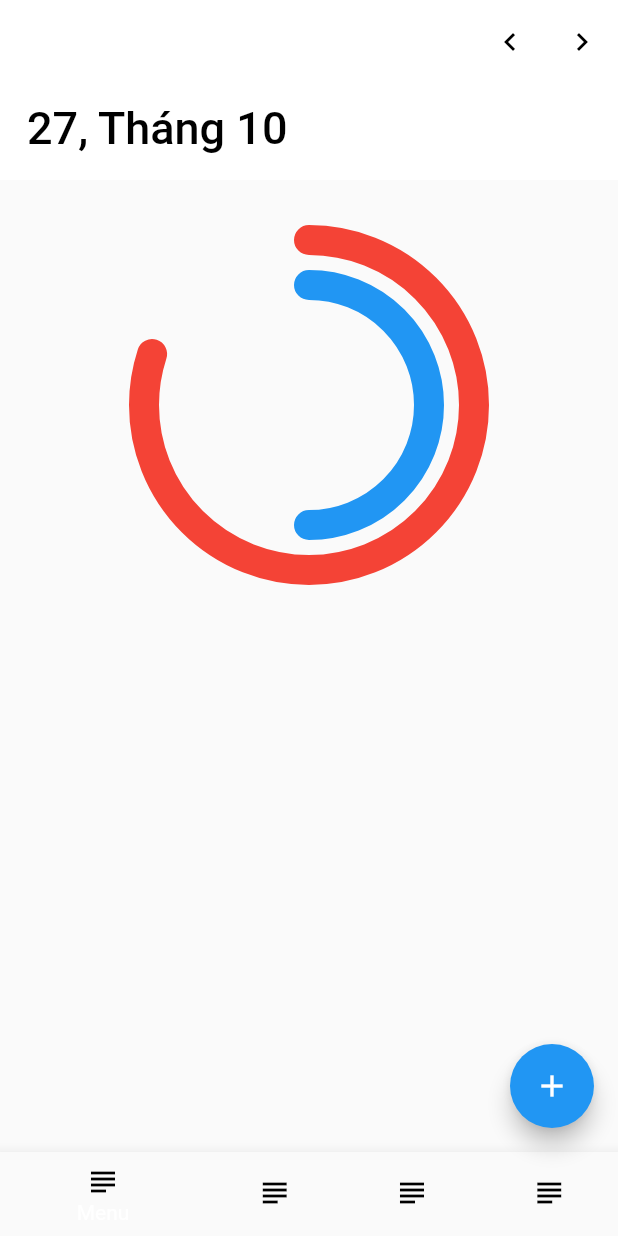
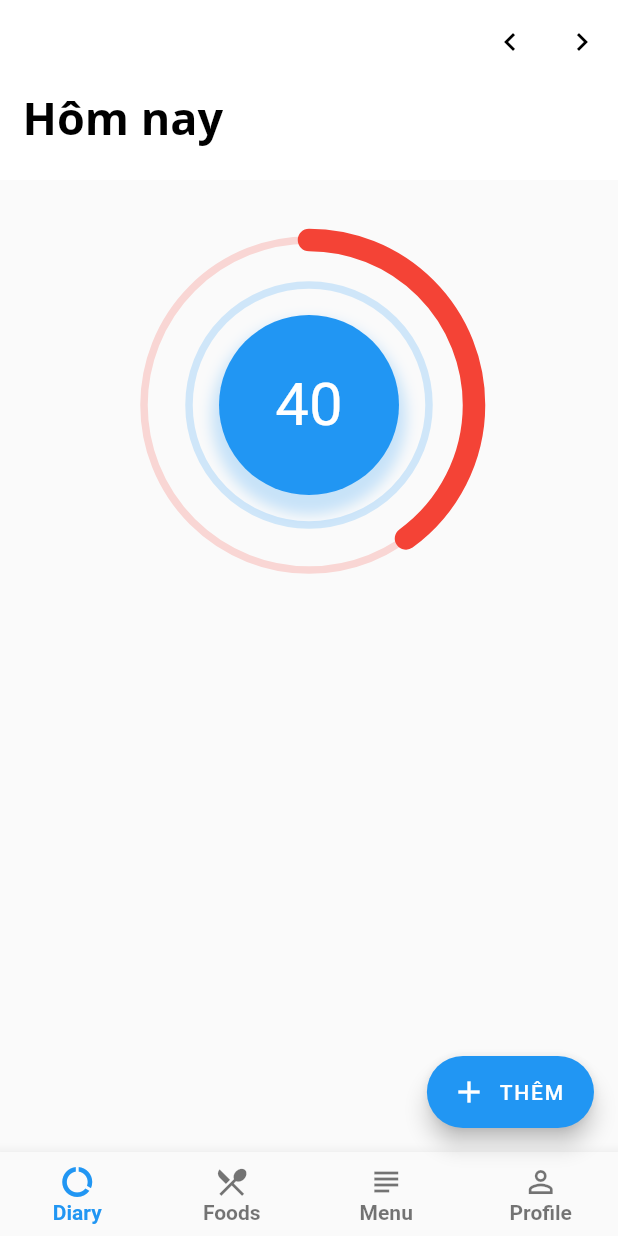
Before and after one commit to trunghieu2570/calories, a Flutter app: the screen it shows after launch, on a phone screen of 412 x 824 dp. Run offline on Flutter 3.47's test engine with Material 2 defaults, Android fonts, the phone set to English and light mode, and no system bars.

Commit message:
modify statusbar color

```diff
--- a/lib/components/donut_chart.dart
+++ b/lib/components/donut_chart.dart
@@ -1,42 +1,95 @@
 import 'dart:math';
-
+import 'dart:ui';
+import 'package:flutter/material.dart';
 import 'package:flutter/widgets.dart';
-import 'package:flutter/material.dart';
 
 class DonutChartPainter extends CustomPainter {
+  double value;
+  DonutChartPainter({this.value});
+  @override
+  void paint(Canvas canvas, Size size) {
+    var rect = Offset.zero & size;
+    canvas.clipRect(rect);
+    Paint paint1 = new Paint()
+      ..color = Colors.red.withAlpha(50)
+      ..style = PaintingStyle.stroke
+      ..strokeCap = StrokeCap.round
+      ..strokeWidth = 5;
+    Paint paint2 = new Paint()
+      ..color = Colors.red
+      ..style = PaintingStyle.stroke
+      ..strokeCap = StrokeCap.round
+      ..strokeWidth = 15;
+    Paint shadowPaint = new Paint()
+      ..color = Colors.blue.withAlpha(60)
+      ..maskFilter = MaskFilter.blur(BlurStyle.normal, 4.5);
+
+    Offset center = new Offset(size.width / 2, size.height / 2);
+    double radius = min(size.width / 2, size.height / 2);
+    double sweep1 = 2 * pi * (value / 100);
+    double sweep2 = 2 * pi * (0 / 100);
+    canvas.drawOval(
+        Rect.fromCircle(center: center, radius: radius - 20), paint1);
+    canvas.drawOval(Rect.fromCircle(center: center, radius: radius - 50),
+        paint1..color = Colors.blue.withAlpha(50));
+    canvas.drawArc(Rect.fromCircle(center: center, radius: radius - 20),
+        -pi / 2, sweep1, false, paint2..color = Colors.red);
+    canvas.drawArc(Rect.fromCircle(center: center, radius: radius - 50),
+        -pi / 2, sweep2, false, paint2..color = Colors.blue);
+    canvas.drawOval(
+        Rect.fromCircle(center: center.translate(0, 8), radius: radius - 65),
+        shadowPaint);
+    canvas.drawOval(Rect.fromCircle(center: center, radius: radius - 70),
+        paint2..style = PaintingStyle.fill);
+  }
+
   @override
   bool shouldRepaint(CustomPainter oldDelegate) {
     return true;
   }
+}
+
+class DonutChart extends StatefulWidget {
+  @override
+  _DonutChartState createState() => _DonutChartState();
+}
+
+class _DonutChartState extends State<DonutChart> with TickerProviderStateMixin {
+  double value;
+  AnimationController valueAnimationController;
 
   @override
-  void paint(Canvas canvas, Size size) {
-    var rect = Offset.zero & size;
-    canvas.clipRect(rect);
-    Paint paint = new Paint()
-      ..color = Colors.red
-      ..style = PaintingStyle.stroke
-      ..strokeCap = StrokeCap.round
-      ..strokeWidth = 20;
+  void initState() {
+    super.initState();
+    setState(() {
+      value = 0;
+    });
+    valueAnimationController = new AnimationController(
+      vsync: this,
+      duration: new Duration(milliseconds: 5000),
+    )..addListener(() {
+        setState(() {
+          value = lerpDouble(0, 100, valueAnimationController.value);
+        });
+      });
+  }
 
-    Offset center = new Offset(size.width / 2, size.height / 2);
-    double radius = min(size.width / 2, size.height / 2);
-    double sweep1 = 2 * pi * (80 / 100);
-    double sweep2 = 2 * pi * (50 / 100);
-    canvas.drawArc(Rect.fromCircle(center: center, radius: radius - 20),
-        -pi / 2, sweep1, false, paint);
-    canvas.drawArc(Rect.fromCircle(center: center, radius: radius - 50),
-        -pi / 2, sweep2, false, paint..color = Colors.blue);
-  }
-}
-
-class DonutChart extends StatelessWidget {
   @override
   Widget build(BuildContext context) {
+    valueAnimationController.forward(from: 0.4);
     return Container(
       child: CustomPaint(
-        painter: DonutChartPainter(),
-      ),
+          painter: DonutChartPainter(value: value),
+          child: Center(
+            child: new Text(
+              value.round().toString(),
+              textAlign: TextAlign.center,
+              style: TextStyle(
+                fontSize: 40,
+                color: Colors.white,
+              ),
+            ),
+          )),
     );
   }
 }
--- a/lib/main.dart
+++ b/lib/main.dart
@@ -1,5 +1,6 @@
 import 'package:flutter/material.dart';
 import 'package:calories/components/donut_chart.dart';
+import 'package:flutter/services.dart';
 
 void main() => runApp(MyApp());
 
@@ -11,7 +12,7 @@ class MyApp extends StatelessWidget {
       theme: ThemeData(
         primarySwatch: Colors.blue,
       ),
-      home: MyHomePage(title: '27, Tháng 10'),
+      home: MyHomePage(title: 'Hôm nay'),
     );
   }
 }
@@ -25,8 +26,51 @@ class MyHomePage extends StatefulWidget {
   _MyHomePageState createState() => _MyHomePageState();
 }
 
-class _MyHomePageState extends State<MyHomePage> {
+class _MyHomePageState extends State<MyHomePage> with WidgetsBindingObserver {
   int _counter = 0;
+  SystemUiOverlayStyle systemUiOverlayStyle = new SystemUiOverlayStyle(
+    statusBarColor: Colors.transparent,
+    statusBarIconBrightness: Brightness.dark,
+    systemNavigationBarColor: Colors.transparent,
+    systemNavigationBarIconBrightness: Brightness.dark,
+    systemNavigationBarDividerColor: Colors.black54,
+  );
+  @override
+  void initState() {
+    super.initState();
+    WidgetsBinding.instance.addObserver(this);
+    reset();
+  }
+
+  void reset() {
+    setState(() {
+      SystemChrome.setSystemUIOverlayStyle(systemUiOverlayStyle);
+    });
+  }
+
+  @override
+  void didChangeAppLifecycleState(AppLifecycleState state) {
+    switch (state) {
+      case AppLifecycleState.resumed:
+        reset();
+        break;
+      case AppLifecycleState.inactive:
+        // TODO: Handle this case.
+        break;
+      case AppLifecycleState.paused:
+        // TODO: Handle this case.
+        break;
+      case AppLifecycleState.suspending:
+        // TODO: Handle this case.
+        break;
+    }
+  }
+
+  @override
+  void dispose() {
+    WidgetsBinding.instance.removeObserver(this);
+    super.dispose();
+  }
 
   void _incrementCounter() {
     setState(() {
@@ -45,10 +89,18 @@ class _MyHomePageState extends State<MyHomePage> {
             snap: false,
             expandedHeight: 120,
             flexibleSpace: FlexibleSpaceBar(
-              titlePadding: EdgeInsets.all(18.0),
-              title: Text(
-                widget.title,
-                style: TextStyle(color: Colors.black),
+              titlePadding: EdgeInsets.only(left: 15.0, bottom: 5),
+              title: FlatButton(
+                padding: EdgeInsets.all(0),
+                onPressed: () => {},
+                child: Text(
+                  widget.title,
+                  style: TextStyle(
+                      color: Colors.black,
+                      fontSize: 20,
+                      fontFamily: "OpenSans",
+                      fontWeight: FontWeight.bold),
+                ),
               ),
             ),
             backgroundColor: Colors.white,
@@ -68,33 +120,47 @@ class _MyHomePageState extends State<MyHomePage> {
             ],
           ),
           SliverToBoxAdapter(
-            child: Container(
-                height: 300, padding: EdgeInsets.all(20), child: DonutChart()),
-          ),
+              child: Container(
+            height: 300,
+            padding: EdgeInsets.all(20),
+            child: DonutChart(),
+          )),
         ],
       ),
-      floatingActionButton: FloatingActionButton(
+      floatingActionButton: FloatingActionButton.extended(
         onPressed: _incrementCounter,
         tooltip: 'Increment',
-        child: Icon(Icons.add),
+        icon: Icon(Icons.add),
+        label: Text("THÊM"),
       ),
       bottomNavigationBar: BottomNavigationBar(
-        items: [
+        selectedItemColor: Colors.blue,
+        unselectedItemColor: Colors.black54,
+        showUnselectedLabels: true,
+        type: BottomNavigationBarType.fixed,
+        selectedLabelStyle:
+            TextStyle(fontWeight: FontWeight.bold, fontSize: 14),
+        unselectedLabelStyle: TextStyle(
+          fontWeight: FontWeight.bold,
+          fontFamily: "Roboto",
+          fontSize: 14,
+        ),
+        items: const <BottomNavigationBarItem>[
           BottomNavigationBarItem(
-            icon: Icon(Icons.subject, color: Colors.black),
+            icon: Icon(Icons.data_usage),
+            title: Text("Diary"),
+          ),
+          BottomNavigationBarItem(
+            icon: Icon(Icons.local_dining),
+            title: Text("Foods"),
+          ),
+          BottomNavigationBarItem(
+            icon: Icon(Icons.subject),
             title: Text("Menu"),
           ),
           BottomNavigationBarItem(
-            icon: Icon(Icons.subject, color: Colors.black),
-            title: Text("Menu"),
-          ),
-          BottomNavigationBarItem(
-            icon: Icon(Icons.subject, color: Colors.black),
-            title: Text("Menu"),
-          ),
-          BottomNavigationBarItem(
-            icon: Icon(Icons.subject, color: Colors.black),
-            title: Text("Menu"),
+            icon: Icon(Icons.perm_identity),
+            title: Text("Profile"),
           ),
         ],
       ),
--- a/pubspec.yaml
+++ b/pubspec.yaml
@@ -34,6 +34,12 @@ dev_dependencies:
 
 # The following section is specific to Flutter.
 flutter:
+  fonts:
+    - family: OpenSans
+      fonts:
+        - asset: fonts/OpenSans-Regular.ttf
+        - asset: fonts/OpenSans-Bold.ttf
+          weight: 700
 
   # The following line ensures that the Material Icons font is
   # included with your application, so that you can use the icons in
```
Also changed, not shown: fonts/OpenSans-Bold.ttf (added), fonts/OpenSans-BoldItalic.ttf (added), fonts/OpenSans-ExtraBold.ttf (added), fonts/OpenSans-ExtraBoldItalic.ttf (added), fonts/OpenSans-Italic.ttf (added), fonts/OpenSans-Light.ttf (added), fonts/OpenSans-LightItalic.ttf (added), fonts/OpenSans-Regular.ttf (added), fonts/OpenSans-SemiBold.ttf (added), fonts/OpenSans-SemiBoldItalic.ttf (added).
